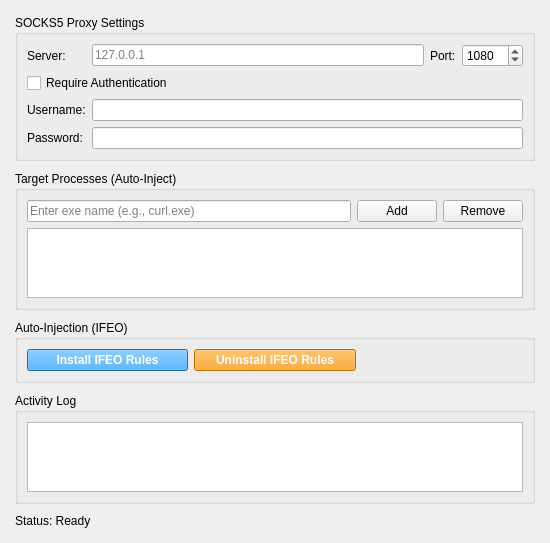
Qt form launcher/MainWindow.ui (4111y80y/OpenProxifier) before a commit.
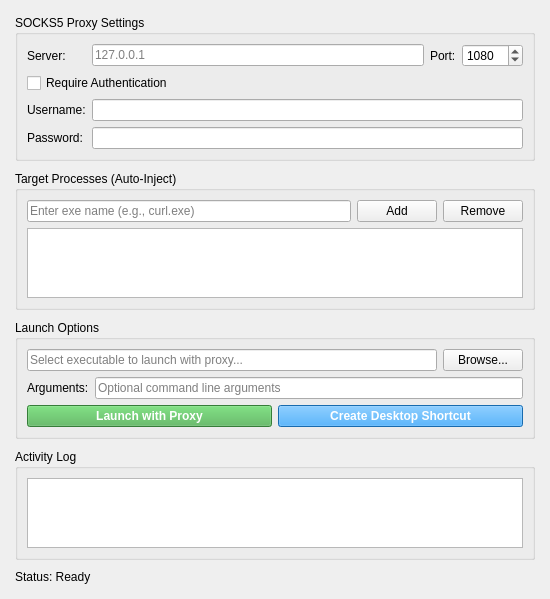
The same form after that commit.

Commit message: Replace IFEO with user-friendly launcher approach

What changed in the file:
```diff
--- a/launcher/MainWindow.ui
+++ b/launcher/MainWindow.ui
@@ -143,51 +143,84 @@
     <item>
      <widget class="QGroupBox" name="ifeoGroup">
       <property name="title">
-       <string>Auto-Injection (IFEO)</string>
+       <string>Launch Options</string>
       </property>
-      <layout class="QHBoxLayout" name="ifeoLayout">
+      <layout class="QVBoxLayout" name="launchLayout">
        <item>
-        <widget class="QPushButton" name="installIFEOButton">
-         <property name="text">
-          <string>Install IFEO Rules</string>
-         </property>
-         <property name="minimumHeight">
-          <number>35</number>
-         </property>
-         <property name="toolTip">
-          <string>Register IFEO rules to auto-inject when listed programs start (requires Admin)</string>
-         </property>
-         <property name="styleSheet">
-          <string>QPushButton { background-color: #2196F3; color: white; font-weight: bold; }
+        <layout class="QHBoxLayout" name="exePathLayout">
+         <item>
+          <widget class="QLineEdit" name="exePathEdit">
+           <property name="placeholderText">
+            <string>Select executable to launch with proxy...</string>
+           </property>
+          </widget>
+         </item>
+         <item>
+          <widget class="QPushButton" name="browseButton">
+           <property name="text">
+            <string>Browse...</string>
+           </property>
+          </widget>
+         </item>
+        </layout>
+       </item>
+       <item>
+        <layout class="QHBoxLayout" name="argsLayout">
+         <item>
+          <widget class="QLabel" name="argsLabel">
+           <property name="text">
+            <string>Arguments:</string>
+           </property>
+          </widget>
+         </item>
+         <item>
+          <widget class="QLineEdit" name="argsEdit">
+           <property name="placeholderText">
+            <string>Optional command line arguments</string>
+           </property>
+          </widget>
+         </item>
+        </layout>
+       </item>
+       <item>
+        <layout class="QHBoxLayout" name="actionLayout">
+         <item>
+          <widget class="QPushButton" name="launchButton">
+           <property name="text">
+            <string>Launch with Proxy</string>
+           </property>
+           <property name="minimumHeight">
+            <number>40</number>
+           </property>
+           <property name="toolTip">
+            <string>Launch the selected program through SOCKS5 proxy</string>
+           </property>
+           <property name="styleSheet">
+            <string>QPushButton { background-color: #4CAF50; color: white; font-weight: bold; }
+QPushButton:hover { background-color: #45a049; }
+QPushButton:disabled { background-color: #cccccc; }</string>
+           </property>
+          </widget>
+         </item>
+         <item>
+          <widget class="QPushButton" name="createShortcutButton">
+           <property name="text">
+            <string>Create Desktop Shortcut</string>
+           </property>
+           <property name="minimumHeight">
+            <number>40</number>
+           </property>
+           <property name="toolTip">
+            <string>Create a desktop shortcut that launches this program through proxy</string>
+           </property>
+           <property name="styleSheet">
+            <string>QPushButton { background-color: #2196F3; color: white; font-weight: bold; }
 QPushButton:hover { background-color: #1976D2; }
 QPushButton:disabled { background-color: #cccccc; }</string>
-         </property>
-        </widget>
-       </item>
-       <item>
-        <widget class="QPushButton" name="uninstallIFEOButton">
-         <property name="text">
-          <string>Uninstall IFEO Rules</string>
-         </property>
-         <property name="minimumHeight">
-          <number>35</number>
-         </property>
-         <property name="toolTip">
-          <string>Remove all IFEO rules (requires Admin)</string>
-         </property>
-         <property name="styleSheet">
-          <string>QPushButton { background-color: #FF9800; color: white; font-weight: bold; }
-QPushButton:hover { background-color: #F57C00; }
-QPushButton:disabled { background-color: #cccccc; }</string>
-         </property>
-        </widget>
-       </item>
-       <item>
-        <widget class="QLabel" name="adminLabel">
-         <property name="text">
-          <string></string>
-         </property>
-        </widget>
+           </property>
+          </widget>
+         </item>
+        </layout>
        </item>
       </layout>
      </widget>
```
Left out of the diff: 2 changed lines with no effect on the pictures. The commit also changes 4 other files.
